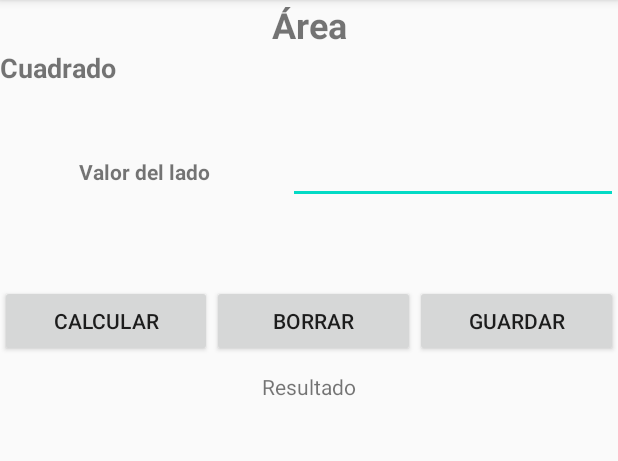
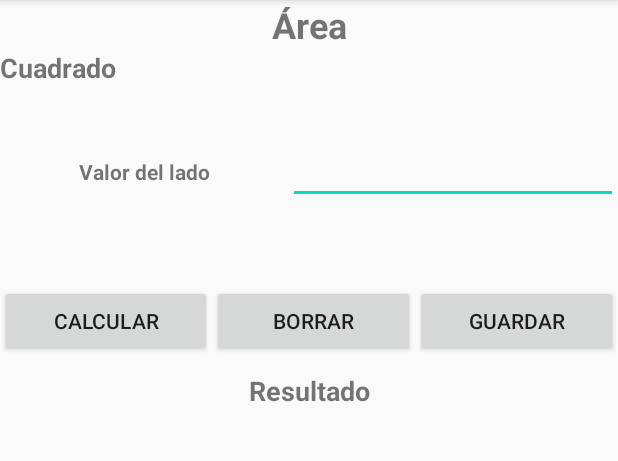
Before and after one commit to GermanVq/listview-android-studio, an Android app: the Cuadrado screen opened directly, with no data from a screen before it, on a phone screen of 412 x 824 dp, the part 84-545 px from its top. Run offline under Robolectric (Android 15) with nearby library versions, the phone set to English and light mode, and no system bars.

Commit message:
English lenguage added to the app and improvements made

```diff
--- a/app/src/main/res/layout/activity_cuadrado.xml
+++ b/app/src/main/res/layout/activity_cuadrado.xml
@@ -84,7 +84,9 @@
         android:layout_width="match_parent"
         android:layout_height="wrap_content"
         android:gravity="center"
-        android:text="@string/resultado" />
+        android:text="@string/resultado"
+        android:textSize="18sp"
+        android:textStyle="bold" />
 
     <TextView
         android:id="@+id/lblResultado"
--- a/app/src/main/res/layout/activity_rectangulo.xml
+++ b/app/src/main/res/layout/activity_rectangulo.xml
@@ -103,6 +103,7 @@
         android:layout_height="wrap_content"
         android:gravity="center"
         android:text="@string/resultado"
+        android:textSize="18sp"
         android:textStyle="bold" />
 
     <TextView
--- a/app/src/main/res/values/strings.xml
+++ b/app/src/main/res/values/strings.xml
@@ -29,7 +29,7 @@
     <string name="area_guardada">Área guardada</string>
     <string name="volumen_guardado">Volumen guardado</string>
     <string name="error_calcular">No se pudo calcular porfavor ingresar campos necesarios</string>
-    <string name="error_guardar">No se pudo guardar porfavor ingresar campos necesarios</string>
+    <string name="error_guardar">"No se pudo guardar, ingrese los campos obligatorios"</string>
     <string name="radio">Radio</string>
     <string name="area_base">Área base</string>
 
```
Also changed, not shown: 1 other file.
